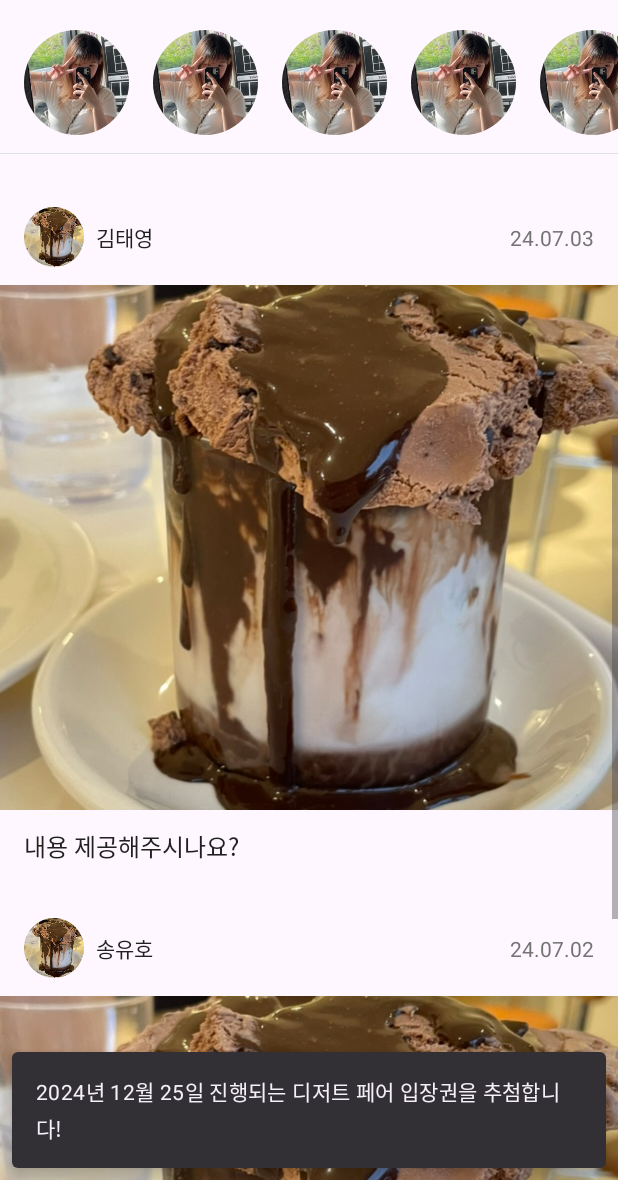
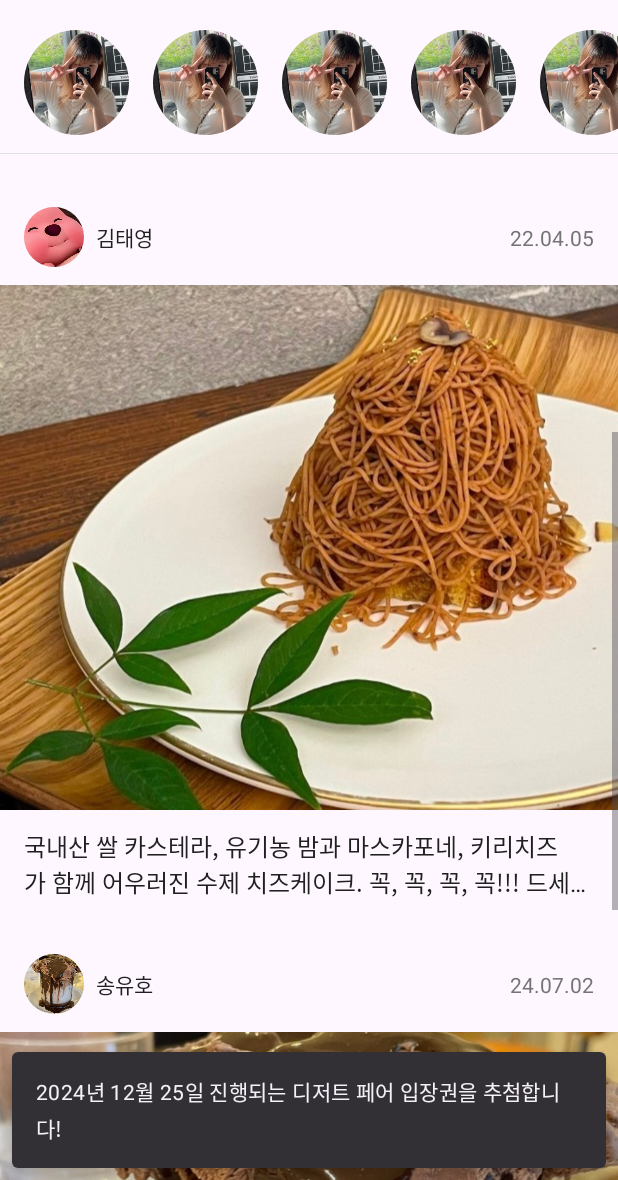
Before and after one commit to ImGaram/harmony_cafe, an Android app: the HomeActivity screen opened directly, with no data from a screen before it, scrolled down 478 dp, on a phone screen of 412 x 824 dp, the part 56-1236 px from its top. Run offline under Robolectric (Android 15) with nearby library versions, the phone set to English and light mode, and no system bars.

Commit message:
추가: 메뉴 리소스 추가

```diff
--- a/app/src/main/java/com/harmony6/harmony_cafe/data/MenuObject.kt
+++ b/app/src/main/java/com/harmony6/harmony_cafe/data/MenuObject.kt
@@ -53,16 +53,22 @@ object MenuObject {
         val userNameList = listOf("김보라", "김태영", "송유호", "임가람", "김보라")
         val menuImageList = listOf(
             R.drawable.img_component_ice_cream_crople,
-            R.drawable.img_component_ice_cream_crople,
+            R.drawable.img_menu_taeyoung,
             R.drawable.img_component_ice_cream_crople,
             R.drawable.img_menu_imgaram,
             R.drawable.img_component_ice_cream_crople,
         )
         val menuComponentImageList = listOf(
             listOf(R.drawable.home_feed_profile1, R.drawable.home_feed_profile1),
+            listOf(
+                R.drawable.img_component_ice_americano,
+                R.drawable.img_component_strawberry_tiramisu
+            ),
             listOf(R.drawable.home_feed_profile1, R.drawable.home_feed_profile1),
-            listOf(R.drawable.home_feed_profile1, R.drawable.home_feed_profile1),
-            listOf(R.drawable.img_component_grapefruit_ade, R.drawable.img_component_ice_cream_crople),
+            listOf(
+                R.drawable.img_component_grapefruit_ade,
+                R.drawable.img_component_ice_cream_crople
+            ),
             listOf(R.drawable.home_feed_profile1, R.drawable.home_feed_profile1)
         )
 
--- a/app/src/main/res/layout/activity_home.xml
+++ b/app/src/main/res/layout/activity_home.xml
@@ -150,10 +150,12 @@
         android:layout_height="wrap_content"
         app:layout_constraintTop_toBottomOf="@+id/home_divider"
         android:overScrollMode="ifContentScrolls">
+
         <LinearLayout
             android:layout_width="match_parent"
             android:layout_height="match_parent"
             android:orientation="vertical">
+
             <androidx.constraintlayout.widget.ConstraintLayout
                 android:id="@+id/home_feed1"
                 android:layout_width="match_parent"
@@ -215,7 +217,7 @@
                     android:layout_marginTop="12dp"
                     app:layout_constraintTop_toBottomOf="@+id/home_feed_title1"
                     android:src="@drawable/home_feed_image1"
-                    android:scaleType="centerCrop"/>
+                    android:scaleType="centerCrop" />
 
                 <LinearLayout
                     android:layout_width="match_parent"
@@ -223,6 +225,7 @@
                     android:layout_marginTop="12dp"
                     android:paddingHorizontal="16dp"
                     app:layout_constraintTop_toBottomOf="@+id/home_feed_image1">
+
                     <TextView
                         android:id="@+id/home_feed_content"
                         android:layout_width="wrap_content"
@@ -261,7 +264,7 @@
                         android:contentDescription="@string/app_name"
                         android:scaleType="centerCrop"
                         android:background="@drawable/bg_home_profile_image"
-                        android:src="@drawable/home_feed_image1"
+                        android:src="@drawable/home_feed_profile2"
                         android:clipToOutline="true"
                         app:layout_constraintBottom_toBottomOf="parent"
                         app:layout_constraintStart_toStartOf="parent"
@@ -297,8 +300,8 @@
                     android:layout_height="350dp"
                     android:layout_marginTop="12dp"
                     app:layout_constraintTop_toBottomOf="@+id/home_feed_title2"
-                    android:src="@drawable/home_feed_image1"
-                    android:scaleType="centerCrop"/>
+                    android:src="@drawable/home_feed_image2"
+                    android:scaleType="centerCrop" />
 
                 <LinearLayout
                     android:layout_width="match_parent"
@@ -306,6 +309,7 @@
                     android:layout_marginTop="12dp"
                     android:paddingHorizontal="16dp"
                     app:layout_constraintTop_toBottomOf="@+id/home_feed_image2">
+
                     <TextView
                         android:id="@+id/home_feed_content2"
                         android:layout_width="wrap_content"
@@ -381,7 +385,7 @@
                     android:layout_marginTop="12dp"
                     app:layout_constraintTop_toBottomOf="@+id/home_feed_title3"
                     android:src="@drawable/home_feed_image1"
-                    android:scaleType="centerCrop"/>
+                    android:scaleType="centerCrop" />
 
                 <LinearLayout
                     android:layout_width="match_parent"
@@ -389,6 +393,7 @@
                     android:layout_marginTop="12dp"
                     android:paddingHorizontal="16dp"
                     app:layout_constraintTop_toBottomOf="@+id/home_feed_image3">
+
                     <TextView
                         android:id="@+id/home_feed_content3"
                         android:layout_width="wrap_content"
@@ -464,7 +469,7 @@
                     android:layout_marginTop="12dp"
                     app:layout_constraintTop_toBottomOf="@+id/home_feed_title4"
                     android:src="@drawable/home_feed_image1"
-                    android:scaleType="centerCrop"/>
+                    android:scaleType="centerCrop" />
 
                 <LinearLayout
                     android:layout_width="match_parent"
@@ -472,6 +477,7 @@
                     android:layout_marginTop="12dp"
                     android:paddingHorizontal="16dp"
                     app:layout_constraintTop_toBottomOf="@+id/home_feed_image4">
+
                     <TextView
                         android:id="@+id/home_feed_content4"
                         android:layout_width="wrap_content"
--- a/app/src/main/res/values/strings.xml
+++ b/app/src/main/res/values/strings.xml
@@ -20,8 +20,8 @@
     <string name="home_feed_content1">초콜릿맛 아이스크림이 3스쿱, 초콜릿 드리즐, 그리고 흰 우유로 조합한 달달한 당충전 음료!</string>
 
     <string name="home_feed_name2">김태영</string>
-    <string name="home_feed_time2">24.07.03</string>
-    <string name="home_feed_content2">내용 제공해주시나요?</string>
+    <string name="home_feed_time2">22.04.05</string>
+    <string name="home_feed_content2">국내산 쌀 카스테라, 유기농 밤과 마스카포네, 키리치즈가 함께 어우러진 수제 치즈케이크. 꼭, 꼭, 꼭, 꼭!!! 드세요!!!! 가로수길 당옥!!!@@@@@@@@@@@@</string>
 
     <string name="home_feed_name3">송유호</string>
     <string name="home_feed_time3">24.07.02</string>
@@ -70,11 +70,11 @@
     <string name="menu_components1_desc2">메뉴 설명을 입력해주세요.</string>
 
     <string name="menu_name2">아이스 아메리카노와 딸기 티라미수</string>
-    <string name="menu_desc2">메뉴 설명을 입력해주세요.</string>
+    <string name="menu_desc2">쓰고 깊은 맛과 달콤하고 상큼한 맛이 어우러지니, 마치 더운 여름 날에 서늘한 그늘 아래 앉아 봄날의 향기를 만끽하는 것 같구나. 이 얼마나 조화로운가?</string>
     <string name="menu_components2_name1">아이스 아메리카노</string>
-    <string name="menu_components2_desc1">메뉴 설명을 입력해주세요.</string>
+    <string name="menu_components2_desc1">차가운 물에 연하게 탄 검은 물이랴, 마치 녹음 짙은 여름날 얼음처럼 서늘한 느낌을 준다네. 그 맛은 쓰고 깊으며 몸을 시원하게 해 주니, 더위를 물리치기에 더 없이 좋구나.</string>
     <string name="menu_components2_name2">딸기 티라미수</string>
-    <string name="menu_components2_desc2">메뉴 설명을 입력해주세요.</string>
+    <string name="menu_components2_desc2">부드러운 하얀 빵 사이에 붉은 딸기와 달콤한 크림을 겹겹이 쌓아 만든 진미라네. 그 맛은 달콤하기도 상큼하기도 하여 한 입 머금으면 마치 봄날의 화사한 꽃밭에 있는 듯한 기분을 느끼게 한다네.</string>
 
     <string name="menu_name3">콜드 브루와 소금우유생크림 와플</string>
     <string name="menu_desc3">단짠의 맛이 어우러지는 소금우유생크림 와플에, 살짝 존재하는 느끼함을 잡아주는 콜드브루의 조화.</string>
```
Also changed, not shown: app/src/main/res/drawable/home_feed_image2.jpg (added), app/src/main/res/drawable/home_feed_profile2.jpg (added), app/src/main/res/drawable/img_component_ice_americano.jpg (added), app/src/main/res/drawable/img_component_strawberry_tiramisu.png (added), app/src/main/res/drawable/img_menu_taeyoung.jpg (added), 1 other file.
